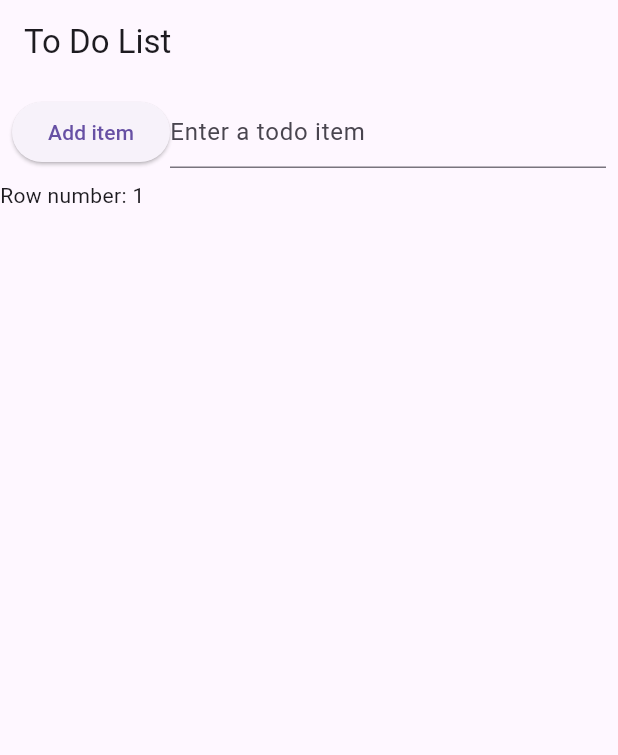
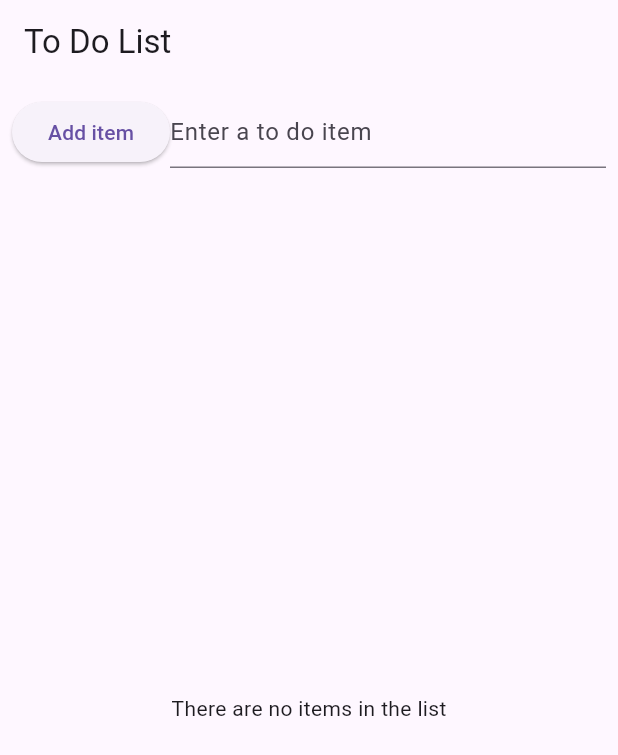
Before and after one commit to ideniska/CST2335, a Flutter app: the screen it shows after launch, after a tap on "Add item", on a phone screen of 412 x 824 dp. Shown: the top 755 px of the screen. Run offline on Flutter 3.47's test engine with Material 3 defaults, Android fonts, the phone set to English and light mode, and no system bars; our stand-ins replace floor, sqflite; missing offline and left inert: encrypted_shared_preferences; accounts and stored records are empty; generated files the repository leaves out were written again.

Commit message:
Week 8 lab

```diff
--- /dev/null
+++ b/lib/dao/todoitemdao.dart
@@ -0,0 +1,14 @@
+import 'package:floor/floor.dart';
+import '../entity/todoitem.dart';
+
+@dao
+abstract class ToDoItemDao {
+  @Query('SELECT * FROM ToDoItem')
+  Future<List<ToDoItem>> findAllToDoItems();
+
+  @insert
+  Future<void> insertToDoItem(ToDoItem item);
+
+  @delete
+  Future<void> deleteToDoItem(ToDoItem item);
+}
--- /dev/null
+++ b/lib/database.dart
@@ -0,0 +1,12 @@
+import 'dart:async';
+import 'package:floor/floor.dart';
+import 'package:sqflite/sqflite.dart' as sqflite;
+import 'dao/todoitemdao.dart';
+import 'entity/todoitem.dart';
+
+part 'database.g.dart';
+
+@Database(version: 1, entities: [ToDoItem])
+abstract class AppDatabase extends FloorDatabase {
+  ToDoItemDao get toDoItemDao;
+}
--- /dev/null
+++ b/lib/entity/todoitem.dart
@@ -0,0 +1,10 @@
+import 'package:floor/floor.dart';
+
+@entity
+class ToDoItem {
+  @primaryKey
+  final int id;
+  final String description;
+
+  ToDoItem(this.id, this.description);
+}
--- a/lib/main.dart
+++ b/lib/main.dart
@@ -1,41 +1,76 @@
 import 'package:flutter/material.dart';
+import 'database.dart';
+import 'entity/todoitem.dart';
 
-void main() {
-  runApp(Lab6());
+void main() async {
+  WidgetsFlutterBinding.ensureInitialized();
+  final database = await $FloorAppDatabase.databaseBuilder('app_database.db').build();
+  runApp(ToDoApp(database: database));
 }
 
-class Lab6 extends StatelessWidget {
+class ToDoApp extends StatelessWidget {
+  final AppDatabase database;
+
+  ToDoApp({required this.database});
+
   @override
   Widget build(BuildContext context) {
     return MaterialApp(
-      home: ToDoList(),
+      home: ToDoList(database: database),
     );
   }
 }
 
 class ToDoList extends StatefulWidget {
+  final AppDatabase database;
+
+  ToDoList({required this.database});
+
   @override
-  _ToDoListState createState() => _ToDoListState();
+  ToDoListState createState() => ToDoListState();
 }
 
-class _ToDoListState extends State<ToDoList> {
-  final List<String> words = [];
+class ToDoListState extends State<ToDoList> {
+  final List<ToDoItem> _items = [];
   final TextEditingController textController = TextEditingController();
+  int idCounter = 1;
 
-  void addItem() {
+  @override
+  void initState() {
+    super.initState();
+    loadItems();
+  }
+
+  Future<void> loadItems() async {
+    final items = await widget.database.toDoItemDao.findAllToDoItems();
     setState(() {
-      words.add(textController.text);
-      textController.clear();
+      _items.addAll(items);
+      if (items.isNotEmpty) {
+        idCounter = items.map((item) => item.id).reduce((a, b) => a > b ? a : b) + 1;
+      }
     });
   }
 
-  void removeItem(int index) {
+  void _addItem() async {
+    if (textController.text.isNotEmpty) {
+      final newItem = ToDoItem(idCounter++, textController.text);
+      await widget.database.toDoItemDao.insertToDoItem(newItem);
+      setState(() {
+        _items.add(newItem);
+        textController.clear();
+      });
+    }
+  }
+
+  void removeItem(int index) async {
+    final item = _items[index];
+    await widget.database.toDoItemDao.deleteToDoItem(item);
     setState(() {
-      words.removeAt(index);
+      _items.removeAt(index);
     });
   }
 
-  void showDeleteDialog(int index) {
+  void _showDeleteDialog(int index) {
     showDialog(
       context: context,
       builder: (BuildContext context) {
@@ -76,14 +111,14 @@ class _ToDoListState extends State<ToDoList> {
               mainAxisAlignment: MainAxisAlignment.spaceBetween,
               children: <Widget>[
                 ElevatedButton(
-                  onPressed: addItem,
+                  onPressed: _addItem,
                   child: Text('Add item'),
                 ),
                 Expanded(
                   child: TextField(
                     controller: textController,
                     decoration: InputDecoration(
-                      hintText: 'Enter a todo item',
+                      hintText: 'Enter a to do item',
                     ),
                   ),
                 ),
@@ -91,18 +126,18 @@ class _ToDoListState extends State<ToDoList> {
             ),
           ),
           Expanded(
-            child: words.isEmpty
+            child: _items.isEmpty
                 ? Center(child: Text('There are no items in the list'))
                 : ListView.builder(
-              itemCount: words.length,
+              itemCount: _items.length,
               itemBuilder: (context, rowNum) {
                 return GestureDetector(
-                  onLongPress: () => showDeleteDialog(rowNum),
+                  onLongPress: () => _showDeleteDialog(rowNum),
                   child: Row(
                     mainAxisAlignment: MainAxisAlignment.spaceBetween,
                     children: [
                       Text("Row number: ${rowNum + 1}"),
-                      Text(words[rowNum]),
+                      Text(_items[rowNum].description),
                     ],
                   ),
                 );
--- a/pubspec.yaml
+++ b/pubspec.yaml
@@ -30,6 +30,7 @@ environment:
 dependencies:
   flutter:
     sdk: flutter
+  floor: ^1.4.0
   url_launcher: ^6.0.20
   shared_preferences: ^2.0.6
   encrypted_shared_preferences: ^3.0.1
@@ -49,6 +50,8 @@ dev_dependencies:
   # package. See that file for information about deactivating specific lint
   # rules and activating additional ones.
   flutter_lints: ^3.0.0
+  floor_generator: ^1.4.0
+  build_runner: ^2.1.2
 
 # For information on the generic Dart part of this file, see the
 # following page: https://dart.dev/tools/pub/pubspec
```
Also changed, not shown: lib/database.g.dart (added), pubspec.lock, 1 other file.
